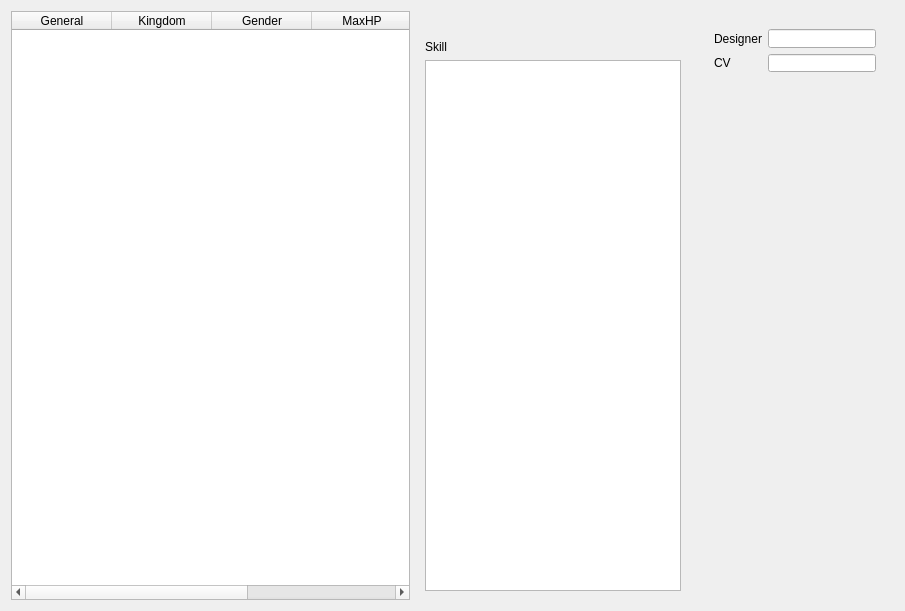
This is src/dialog/generaloverview.ui in Mogara/QSanguosha as Qt 5 draws it before an edit. The edited form follows.
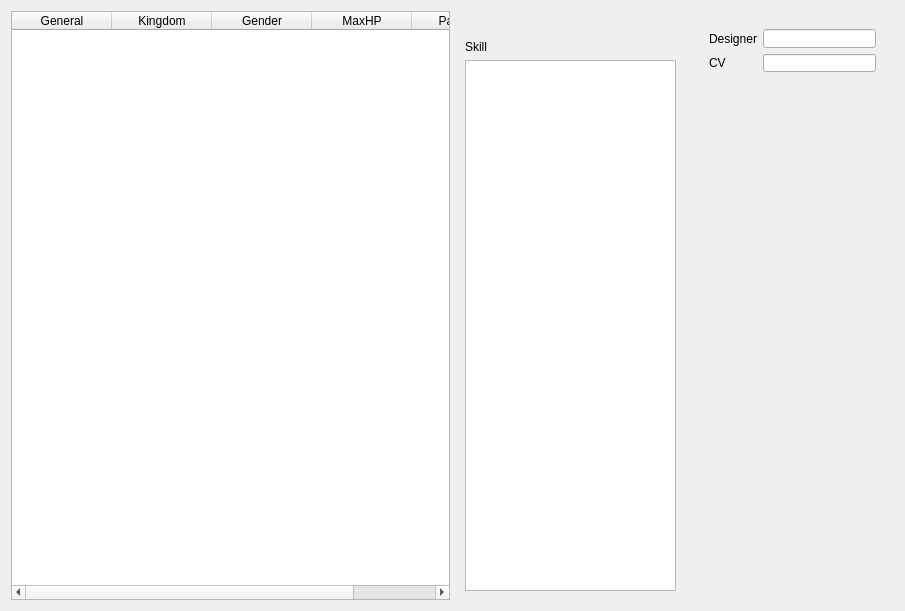
This is the edited form. Icons and pictures are not drawn.

Commit message: Adjust the layout a bit

```diff
--- a/src/dialog/generaloverview.ui
+++ b/src/dialog/generaloverview.ui
@@ -82,6 +82,12 @@
         </item>
         <item>
          <widget class="QTextEdit" name="skillTextEdit">
+          <property name="maximumSize">
+           <size>
+            <width>211</width>
+            <height>16777215</height>
+           </size>
+          </property>
           <property name="readOnly">
            <bool>true</bool>
           </property>
```
